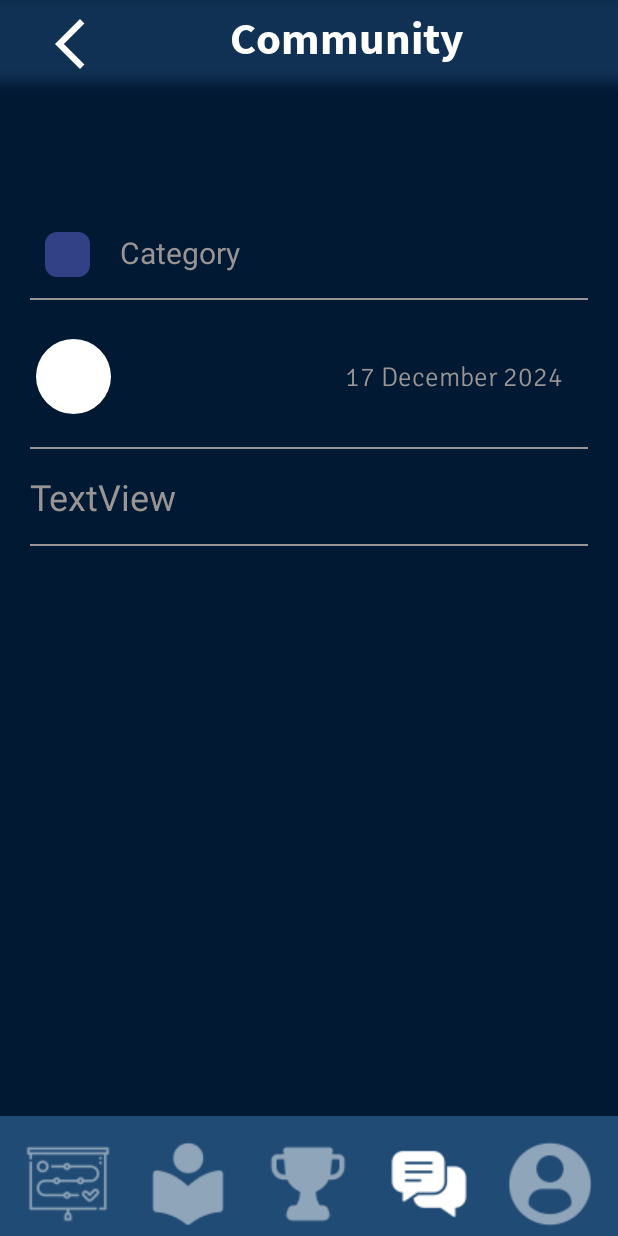
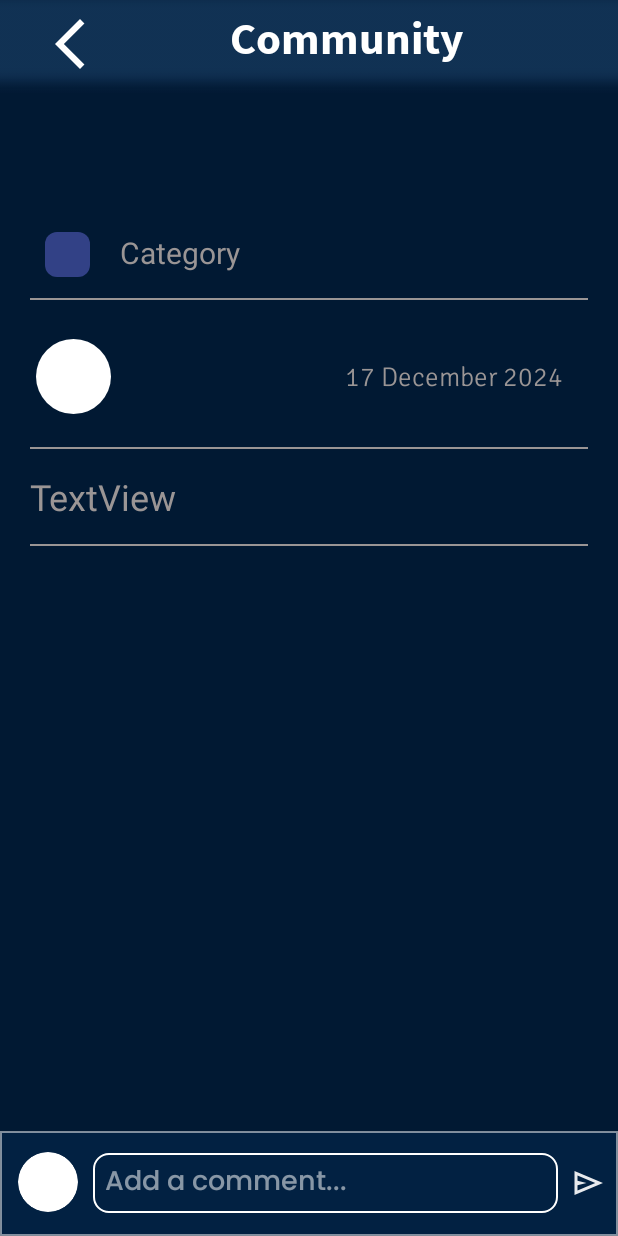
Before and after one commit to EphemeralRhythm/CodeAtlas, an Android app: the ForumPostActivity screen opened directly, with no data from a screen before it, on a phone screen of 412 x 824 dp. Run offline under Robolectric (Android 15) with nearby library versions, the phone set to English and light mode, and no system bars; our stand-ins replace CircleImageView, Firebase (no records; nobody signed in at launch, a user with empty details on screens opened directly), Picasso; libraries missing offline, so code that uses them is left out: io.noties.markwon; pictures from the network do not load; 10 statements that could not run were skipped.

Commit message:
finished forums post activity

```diff
--- a/app/src/main/AndroidManifest.xml
+++ b/app/src/main/AndroidManifest.xml
@@ -68,7 +68,8 @@
             android:exported="false" />
         <activity
             android:name=".ForumPostActivity"
-            android:exported="false" />
+            android:exported="false"
+            android:windowSoftInputMode="adjustResize"/>
         <activity
             android:name=".VerifyEmailDialog"
             android:exported="false" />
--- a/app/src/main/java/com/example/codeatlas/ForumPostActivity.java
+++ b/app/src/main/java/com/example/codeatlas/ForumPostActivity.java
@@ -4,8 +4,11 @@ import android.content.Intent;
 import android.os.Bundle;
 import android.util.Log;
 import android.view.View;
+import android.view.inputmethod.InputMethodManager;
+import android.widget.EditText;
 import android.widget.ImageButton;
 import android.widget.TextView;
+import android.widget.Toast;
 
 import androidx.annotation.NonNull;
 import androidx.appcompat.app.AppCompatActivity;
@@ -14,11 +17,13 @@ import androidx.recyclerview.widget.LinearLayoutManager;
 import androidx.recyclerview.widget.RecyclerView;
 
 import com.google.android.gms.tasks.OnCompleteListener;
+import com.google.android.gms.tasks.OnSuccessListener;
 import com.google.android.gms.tasks.Task;
 import com.google.firebase.Timestamp;
 import com.google.firebase.auth.FirebaseAuth;
 import com.google.firebase.auth.FirebaseUser;
 import com.google.firebase.firestore.DocumentChange;
+import com.google.firebase.firestore.DocumentReference;
 import com.google.firebase.firestore.DocumentSnapshot;
 import com.google.firebase.firestore.FirebaseFirestore;
 import com.google.firebase.firestore.QueryDocumentSnapshot;
@@ -28,18 +33,25 @@ import com.google.firebase.storage.FirebaseStorage;
 import java.text.SimpleDateFormat;
 import java.util.ArrayList;
 import java.util.Date;
+import java.util.HashMap;
 import java.util.Locale;
 import java.util.Map;
 
+import de.hdodenhof.circleimageview.CircleImageView;
 import io.noties.markwon.Markwon;
 
 public class ForumPostActivity extends BaseActivity {
 
+    ForumPost post;
     TextView postTitle, postContent, postAuthor, threadCategory, postDate;
     ArrayList<ForumPost> posts;
     Markwon markwon;
     FirebaseFirestore db;
+    FirebaseStorage storage;
     String id;
+    CircleImageView postAuthorPfp, userPfp;
+    EditText commentInput;
+    ImageButton sendButton;
 
     @Override
     protected void onCreate(Bundle savedInstanceState) {
@@ -50,14 +62,14 @@ public class ForumPostActivity extends BaseActivity {
         id = getIntent().getExtras().getString("id", "An");
 
         db = FirebaseFirestore.getInstance();
+        storage = FirebaseStorage.getInstance();
 
         markwon = Markwon.builder(this).build();
         initComponents();
         fetchPost(id);
         fetchPosts(id);
-        Navbar.initNavBar(this);
-        ButtonsAlpha.resetButtonsAlpha(this);
-        ButtonsAlpha.community.setAlpha(1f);
+
+        setupCommentBox();
     }
 
     private void initComponents(){
@@ -66,6 +78,11 @@ public class ForumPostActivity extends BaseActivity {
         threadCategory = findViewById(R.id.categoryName);
         postContent = findViewById(R.id.postContent);
         postDate = findViewById(R.id.postDate);
+        commentInput = findViewById(R.id.comment_input);
+        sendButton = findViewById(R.id.send_button);
+
+        postAuthorPfp = findViewById(R.id.authorProfilePicture);
+        userPfp = findViewById(R.id.userImage);
     }
     private void fetchPost(String id){
         db.collection("forumPosts")
@@ -84,6 +101,12 @@ public class ForumPostActivity extends BaseActivity {
                             p.setAuthorId((String) mp.get("authorId"));
                             p.setAuthorUsername((String) mp.get("authorUsername"));
                             p.setTimestamp(((Timestamp) mp.get("timestamp")).toDate());
+
+                            post = p;
+                            User author = new User();
+                            author.setId(p.getAuthorId());
+
+                            PicassoHelper.setProfilePictureInto(postAuthorPfp, author, storage);
 
                             postAuthor.setText(p.getAuthorUsername());
                             postTitle.setText(p.getTitle());
@@ -126,4 +149,80 @@ public class ForumPostActivity extends BaseActivity {
                     }
                 });
     }
+
+    private void setupCommentBox(){
+        commentInput.setOnFocusChangeListener((v, hasFocus) -> {
+            if (hasFocus) {
+                showKeyboard(v);
+            }
+        });
+
+        initCommentProfilePicture();
+
+        // send
+        sendButton.setOnClickListener(new View.OnClickListener() {
+            @Override
+            public void onClick(View v) {
+                sendButton.setOnClickListener(new View.OnClickListener() {
+                    @Override
+                    public void onClick(View v) {
+                        String body = String.valueOf(commentInput.getText());
+                        commentInput.setText("");
+
+                        FirebaseAuth auth = FirebaseAuth.getInstance();
+                        FirebaseUser user = auth.getCurrentUser();
+
+                        String uid = user.getUid();
+                        String username = user.getDisplayName();
+                        Timestamp timestamp = new Timestamp(new Date());
+
+                        FirebaseFirestore db = FirebaseFirestore.getInstance();
+
+                        Map<String, Object> data = new HashMap<>();
+                        data.put("authorId", uid);
+                        data.put("authorUsername", username);
+                        data.put("content", body);
+                        data.put("title", "");
+
+                        data.put("parentId", post.getId());
+                        data.put("timestamp", timestamp);
+
+                        db.collection("forumPosts")
+                                .add(data)
+                                .addOnSuccessListener(new OnSuccessListener<DocumentReference>() {
+                                    @Override
+                                    public void onSuccess(DocumentReference documentReference) {
+                                        Toast.makeText(ForumPostActivity.this, "Comment added!", Toast.LENGTH_SHORT).show();
+                                        hideKeyboard(v);
+                                    }
+                                })
+                                .addOnFailureListener(e -> Log.w("Firestore", "Error adding document", e));
+                        fetchPosts(id);
+                    }
+                });
+            }
+        });
+    }
+
+    private void showKeyboard(View view) {
+        if (view.requestFocus()) {
+            InputMethodManager imm = (InputMethodManager) getSystemService(INPUT_METHOD_SERVICE);
+            imm.showSoftInput(view, InputMethodManager.SHOW_IMPLICIT);
+        }
+    }
+
+    private void hideKeyboard(View view) {
+        InputMethodManager imm = (InputMethodManager) getSystemService(INPUT_METHOD_SERVICE);
+        imm.hideSoftInputFromWindow(view.getWindowToken(), 0);
+    }
+
+    public void initCommentProfilePicture(){
+        FirebaseAuth mAuth = FirebaseAuth.getInstance();
+        String uid = mAuth.getCurrentUser().getUid();
+
+        User user = new User();
+        user.setId(uid);
+
+        PicassoHelper.setProfilePictureInto(userPfp, user, storage);
+    }
 }
--- /dev/null
+++ b/app/src/main/res/drawable/forum_post_comment_box.xml
@@ -0,0 +1,5 @@
+<?xml version="1.0" encoding="utf-8"?>
+<shape xmlns:android="http://schemas.android.com/apk/res/android">
+    <solid android:color="#022142" />
+    <stroke android:color="#80FFFFFF" android:width="1dp"/>
+</shape>
--- /dev/null
+++ b/app/src/main/res/drawable/rounded_rectangle_white.xml
@@ -0,0 +1,6 @@
+<?xml version="1.0" encoding="utf-8"?>
+<shape xmlns:android="http://schemas.android.com/apk/res/android" android:shape="rectangle">
+
+    <stroke android:color="#FFFFFF" android:width="1dp"/>
+    <corners android:radius="10dp"/>
+</shape>
--- /dev/null
+++ b/app/src/main/res/drawable/send_icon.xml
@@ -0,0 +1,9 @@
+<vector xmlns:android="http://schemas.android.com/apk/res/android"
+    android:width="24dp"
+    android:height="24dp"
+    android:viewportWidth="960"
+    android:viewportHeight="960">
+  <path
+      android:pathData="M120,800v-640l760,320 -760,320ZM200,680 L674,480 200,280v140l240,60 -240,60v140ZM200,680v-400,400Z"
+      android:fillColor="#e8eaed"/>
+</vector>
--- a/app/src/main/res/layout/activity_forum_post.xml
+++ b/app/src/main/res/layout/activity_forum_post.xml
@@ -6,15 +6,6 @@
     android:layout_height="match_parent"
     android:background="@color/screen_color"
     tools:context=".ThreadsActivity">
-
-    <include
-        android:id="@+id/include_nav_bar"
-        layout="@layout/navbar"
-        android:layout_width="0dp"
-        android:layout_height="wrap_content"
-        app:layout_constraintBottom_toBottomOf="parent"
-        app:layout_constraintStart_toStartOf="parent"
-        app:layout_constraintEnd_toEndOf="parent" />
 
     <Toolbar
         android:id="@+id/imageNameLayoutThreads"
@@ -179,5 +170,55 @@
         </LinearLayout>
     </ScrollView>
 
+    <LinearLayout
+        android:id="@+id/comment_box"
+        android:layout_width="0dp"
+        android:layout_height="70dp"
+        android:background="@drawable/forum_post_comment_box"
+        android:orientation="horizontal"
+        android:padding="8dp"
+        app:layout_constraintBottom_toBottomOf="parent"
+        app:layout_constraintEnd_toEndOf="parent"
+        app:layout_constraintStart_toStartOf="parent">
+
+
+        <de.hdodenhof.circleimageview.CircleImageView
+            android:id="@+id/userImage"
+            android:layout_width="40dp"
+            android:layout_height="40dp"
+            android:layout_marginStart="4dp"
+            android:layout_marginTop="6dp"
+            android:contentDescription="@string/profile_picture"
+            android:src="@drawable/leaderboard_ellipse_second" />
+
+        <EditText
+            android:id="@+id/comment_input"
+            android:layout_width="0dp"
+            android:layout_height="wrap_content"
+            android:layout_gravity="center_vertical"
+            android:layout_marginStart="10dp"
+            android:layout_marginEnd="8dp"
+            android:layout_weight="1"
+            android:background="@drawable/rounded_rectangle_white"
+            android:fontFamily="@font/poppinsmedium"
+            android:gravity="center_vertical"
+            android:hint="Add a comment..."
+            android:inputType="textMultiLine"
+            android:minHeight="40dp"
+            android:paddingStart="8dp"
+            android:paddingEnd="8dp"
+            android:textColor="@color/white"
+            android:textColorHint="@color/nerfed_white"
+            android:textSize="18sp" />
+
+        <ImageButton
+            android:id="@+id/send_button"
+            android:layout_width="wrap_content"
+            android:layout_height="wrap_content"
+            android:layout_gravity="center_vertical"
+            android:background="?attr/selectableItemBackground"
+            android:src="@drawable/send_icon" />
+    </LinearLayout>
+
 
 </androidx.constraintlayout.widget.ConstraintLayout>
```
